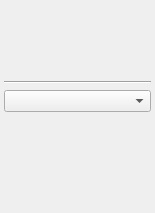
Qt form shapes/text/dialogs/SimpleStyleWidget.ui (KDE/calligra) before a commit.
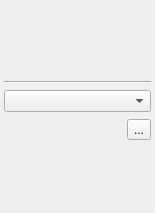
The same form after that commit.

Commit message: * Use the shape property for text direction and use that for the text direction in new paragraphs.  Using 'auto' (the default) will make sure that the text direction is detected while typing using a pretty smart concept of how many characters there are that are LTR v.s RTL in that paragraph. * I also added a button that allows the user to switch layout direction of the current paragraph. * update KoAction API slightly

Patch:
```diff
--- a/shapes/text/dialogs/SimpleStyleWidget.ui
+++ b/shapes/text/dialogs/SimpleStyleWidget.ui
@@ -80,9 +80,9 @@
        </spacer>
       </item>
       <item>
-       <widget class="QLabel" name="reversedText" >
+       <widget class="QToolButton" name="reversedText" >
         <property name="text" >
-         <string/>
+         <string>...</string>
         </property>
        </widget>
       </item>
```
The commit also changes 11 other files.
